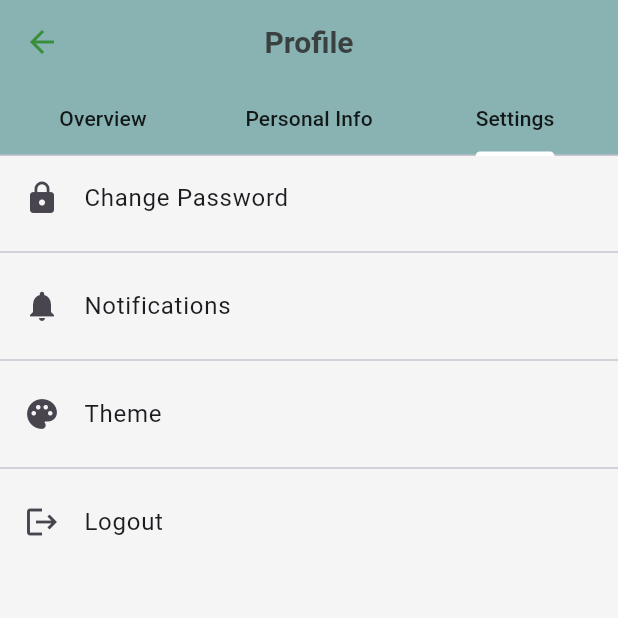
After one commit to gauravsb14/budget-bee, a Flutter app: the ProfileScreen screen opened directly, tab 3 chosen, on a phone screen of 412 x 824 dp, the top half of it. The commit adds this screen. Run offline on Flutter 3.47's test engine with Material 3 defaults, Android fonts, the phone set to English and light mode, and no system bars; our stand-ins replace fl_chart, hive, hive_flutter; accounts and stored records are empty.

Commit message:
profile screen V1 with other screens Vf-2

```diff
--- a/lib/features/budget/screens/budget_screen.dart
+++ b/lib/features/budget/screens/budget_screen.dart
@@ -46,7 +46,7 @@ class _BudgetScreenState extends State<BudgetScreen> {
               "Budget",
               style: TextStyle(
                 fontWeight: FontWeight.bold,
-                color: Color.fromARGB(255, 35, 48, 124),
+                color: Colors.black87,
               ),
             ),
             centerTitle: true,
--- a/lib/features/profile/screens/profile_screen.dart
+++ b/lib/features/profile/screens/profile_screen.dart
@@ -1,10 +1,90 @@
 import 'package:flutter/material.dart';
+import '../widgets/profile_header.dart';
+import '../widgets/quick_stats_card.dart';
+import '../widgets/info_field.dart';
+import '../widgets/settings_list.dart';
 
-class ProfileScreen extends StatelessWidget {
+class ProfileScreen extends StatefulWidget {
   const ProfileScreen({super.key});
 
   @override
+  State<ProfileScreen> createState() => _ProfileScreenState();
+}
+
+class _ProfileScreenState extends State<ProfileScreen>
+    with TickerProviderStateMixin {
+  late TabController _tabController;
+  final List<Tab> tabs = const [
+    Tab(text: 'Overview'),
+    Tab(text: 'Personal Info'),
+    Tab(text: 'Settings'),
+  ];
+
+  @override
+  void initState() {
+    super.initState();
+    _tabController = TabController(length: tabs.length, vsync: this);
+  }
+
+  @override
+  void dispose() {
+    _tabController.dispose();
+    super.dispose();
+  }
+
+  @override
   Widget build(BuildContext context) {
-    return const Center(child: Text("Profile Screen"));
+    return Scaffold(
+      appBar: AppBar(
+        title: const Text('Profile'),
+        backgroundColor: const Color.fromARGB(255, 138, 184, 179),
+        centerTitle: true,
+        bottom: TabBar(
+          controller: _tabController,
+          tabs: tabs,
+          indicatorColor: const Color.fromARGB(255, 138, 184, 179),
+          labelColor: Colors.black87,
+          unselectedLabelColor: Colors.black87,
+        ),
+      ),
+      body: TabBarView(
+        controller: _tabController,
+        children: [_overviewTab(), _personalInfoTab(), _settingsTab()],
+      ),
+    );
+  }
+
+  Widget _overviewTab() {
+    return SingleChildScrollView(
+      padding: const EdgeInsets.all(16),
+      child: Column(
+        children: const [
+          ProfileHeader(
+            name: 'Gaurav Singh',
+            email: 'gaurav@email.com',
+            onEditAvatar: null,
+          ),
+          SizedBox(height: 16),
+          QuickStatsCard(),
+        ],
+      ),
+    );
+  }
+
+  Widget _personalInfoTab() {
+    return SingleChildScrollView(
+      padding: const EdgeInsets.all(16),
+      child: Column(
+        children: const [
+          InfoField(label: 'Full Name', fieldKey: 'fullName'),
+          InfoField(label: 'Email', fieldKey: 'email'),
+          InfoField(label: 'Phone', fieldKey: 'phone'),
+        ],
+      ),
+    );
+  }
+
+  Widget _settingsTab() {
+    return const SettingsList();
   }
 }
--- /dev/null
+++ b/lib/features/profile/widgets/settings_list.dart
@@ -0,0 +1,28 @@
+import 'package:flutter/material.dart';
+
+class SettingsList extends StatelessWidget {
+  const SettingsList({super.key});
+
+  @override
+  Widget build(BuildContext context) {
+    final settings = [
+      {'title': 'Change Password', 'icon': Icons.lock},
+      {'title': 'Notifications', 'icon': Icons.notifications},
+      {'title': 'Theme', 'icon': Icons.palette},
+      {'title': 'Logout', 'icon': Icons.logout},
+    ];
+
+    return ListView.separated(
+      itemCount: settings.length,
+      separatorBuilder: (_, __) => const Divider(),
+      itemBuilder: (context, index) {
+        final item = settings[index];
+        return ListTile(
+          leading: Icon(item['icon'] as IconData),
+          title: Text(item['title'] as String),
+          onTap: () {},
+        );
+      },
+    );
+  }
+}
--- a/lib/main.dart
+++ b/lib/main.dart
@@ -4,6 +4,7 @@ import 'package:hive_flutter/hive_flutter.dart';
 import 'models/category_model.dart';
 import 'models/subcategory_model.dart';
 import 'models/expense_model.dart';
+import 'models/user_profile.dart';
 import 'features/core_navigation/screens/home_screen.dart';
 
 void main() async {
@@ -13,10 +14,12 @@ void main() async {
   Hive.registerAdapter(CategoryAdapter());
   Hive.registerAdapter(SubCategoryAdapter());
   Hive.registerAdapter(ExpenseAdapter());
+  Hive.registerAdapter(UserProfileAdapter());
 
   await Hive.openBox<Category>('categories');
   await Hive.openBox<SubCategory>('subcategories');
   await Hive.openBox<Expense>('expenses');
+  await Hive.openBox<UserProfile>('userProfile');
 
   runApp(const MyApp());
 }
@@ -55,6 +58,5 @@ class MyApp extends StatelessWidget {
       ),
       home: const HomeScreen(),
     );
-    ;
   }
 }
```
Also changed, not shown: lib/features/profile/widgets/info_field.dart (added, +90 -0 lines), lib/features/profile/widgets/profile_header.dart (added, +49 -0 lines), lib/features/profile/widgets/quick_stats_card.dart (added, +42 -0 lines), lib/features/shared/widgets/top_bar.dart (+4 -14 lines), lib/features/transactions/screens/transactions_screen.dart (+4 -3 lines), lib/models/user_profile.dart (added, +21 -0 lines), lib/models/user_profile.g.dart (added).
